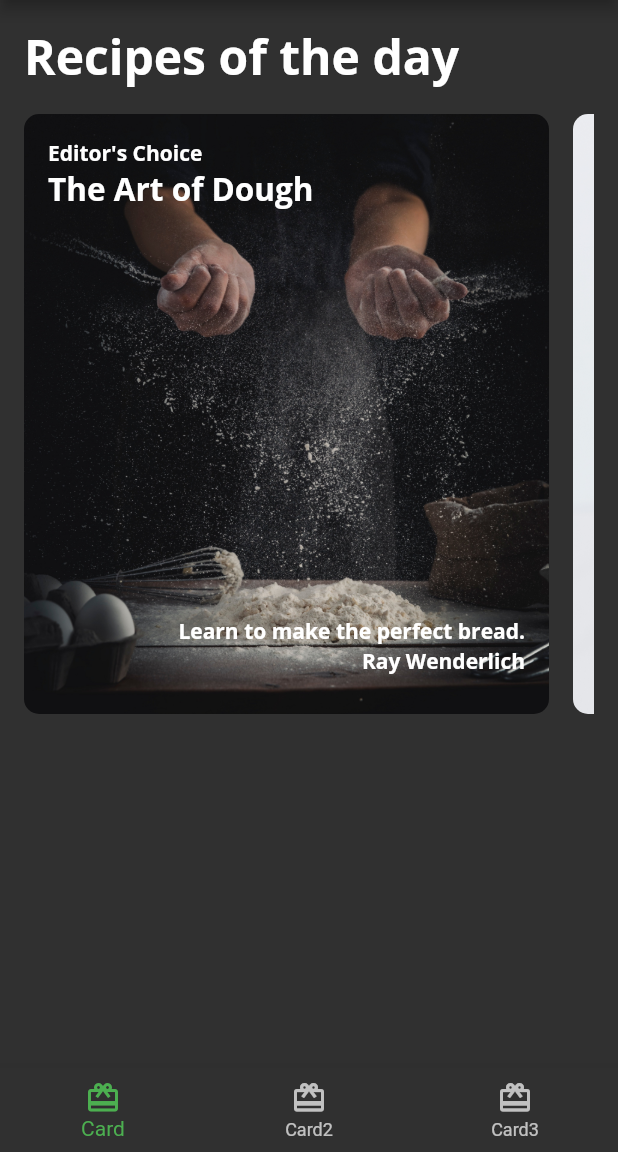
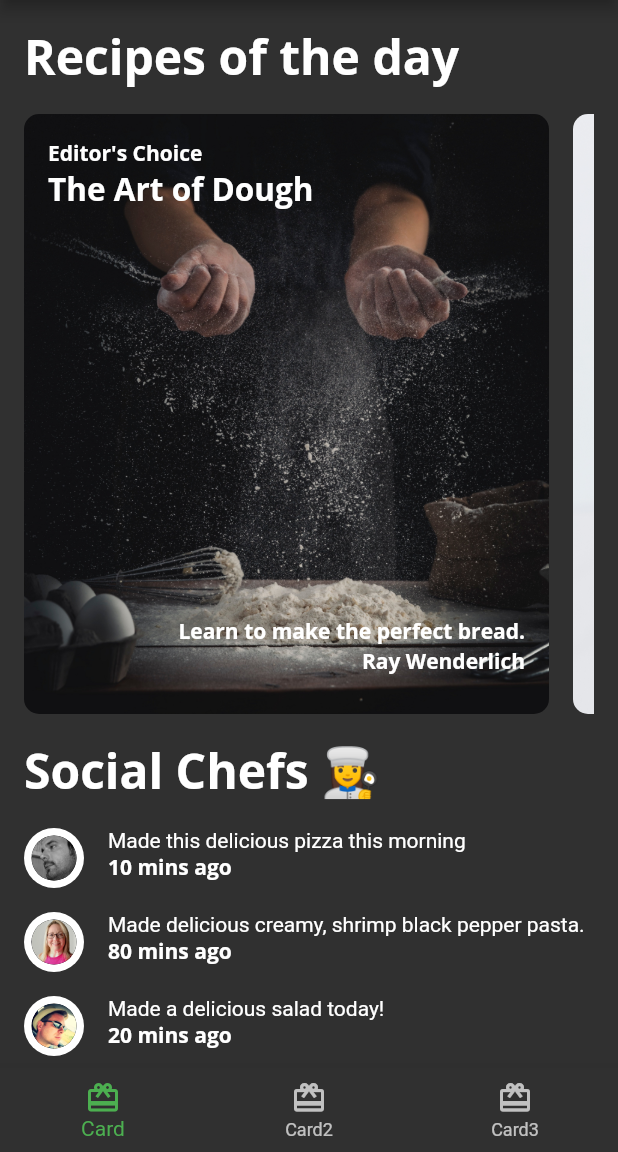
Before and after one commit to ameyer117/fooder, a Flutter app: the screen it shows after launch, on a phone screen of 412 x 824 dp, the part 84-1236 px from its top. Run offline on Flutter 3.47's test engine with Material 2 defaults, Android fonts, the phone set to English and light mode, and no system bars; our stand-ins replace google_fonts.

```diff
--- a/lib/components/components.dart
+++ b/lib/components/components.dart
@@ -4,3 +4,5 @@ export 'card2.dart';
 export 'card3.dart';
 export 'circle_image.dart';
 export 'today_recipe_list_view.dart';
+export 'friend_post_tile.dart';
+export 'friend_post_list_view.dart';
--- /dev/null
+++ b/lib/components/friend_post_list_view.dart
@@ -0,0 +1,49 @@
+import 'package:flutter/material.dart';
+
+import '../components/components.dart';
+import '../models/models.dart';
+
+class FriendPostListView extends StatelessWidget {
+  final List<Post> friendPosts;
+
+  const FriendPostListView({
+    Key? key,
+    required this.friendPosts,
+  }) : super(key: key);
+
+  @override
+  Widget build(BuildContext context) {
+    return Padding(
+      padding: const EdgeInsets.only(
+        left: 16,
+        right: 16,
+        top: 0,
+      ),
+      child: Column(
+        crossAxisAlignment: CrossAxisAlignment.start,
+        children: [
+          Text(
+            'Social Chefs 👩‍🍳',
+            style: Theme.of(context).textTheme.headline1,
+          ),
+          const SizedBox(height: 16),
+          ListView.separated(
+            primary: false,
+            physics: const NeverScrollableScrollPhysics(),
+            shrinkWrap: true,
+            scrollDirection: Axis.vertical,
+            itemCount: friendPosts.length,
+            itemBuilder: (context, index) {
+              final post = friendPosts[index];
+              return FriendPostTile(post: post);
+            },
+            separatorBuilder: (context, index) {
+              return const SizedBox(height: 16);
+            },
+          ),
+          const SizedBox(height: 16),
+        ],
+      ),
+    );
+  }
+}
--- /dev/null
+++ b/lib/components/friend_post_tile.dart
@@ -0,0 +1,40 @@
+import 'package:flutter/material.dart';
+
+import '../components/components.dart';
+import '../models/models.dart';
+
+class FriendPostTile extends StatelessWidget {
+  final Post post;
+
+  const FriendPostTile({
+    Key? key,
+    required this.post,
+  }) : super(key: key);
+
+  @override
+  Widget build(BuildContext context) {
+    return Row(
+      crossAxisAlignment: CrossAxisAlignment.start,
+      mainAxisAlignment: MainAxisAlignment.start,
+      children: [
+        CircleImage(
+          imageProvider: AssetImage(post.profileImageUrl),
+          imageRadius: 20,
+        ),
+        const SizedBox(width: 16),
+        Expanded(
+          child: Column(
+            crossAxisAlignment: CrossAxisAlignment.start,
+            children: [
+              Text(post.comment),
+              Text(
+                '${post.timestamp} mins ago',
+                style: Theme.of(context).textTheme.bodyText1,
+              )
+            ],
+          ),
+        )
+      ],
+    );
+  }
+}
--- a/lib/screens/explore_screen.dart
+++ b/lib/screens/explore_screen.dart
@@ -1,6 +1,6 @@
 import 'package:flutter/material.dart';
 import 'package:fooder/api/mock_fooderlich_service.dart';
-import 'package:fooder/components/today_recipe_list_view.dart';
+import 'package:fooder/components/components.dart';
 import 'package:fooder/models/explore_data.dart';
 
 class ExploreScreen extends StatelessWidget {
@@ -19,9 +19,9 @@ class ExploreScreen extends StatelessWidget {
             children: [
               TodayRecipeListView(recipes: snapshot.data?.todayRecipes ?? []),
               const SizedBox(height: 16),
-              // FriendPostListView(
-              //   friendPosts: snapshot.data?.friendPosts ?? [],
-              // )
+              FriendPostListView(
+                friendPosts: snapshot.data?.friendPosts ?? [],
+              )
             ],
           );
         } else {
```
